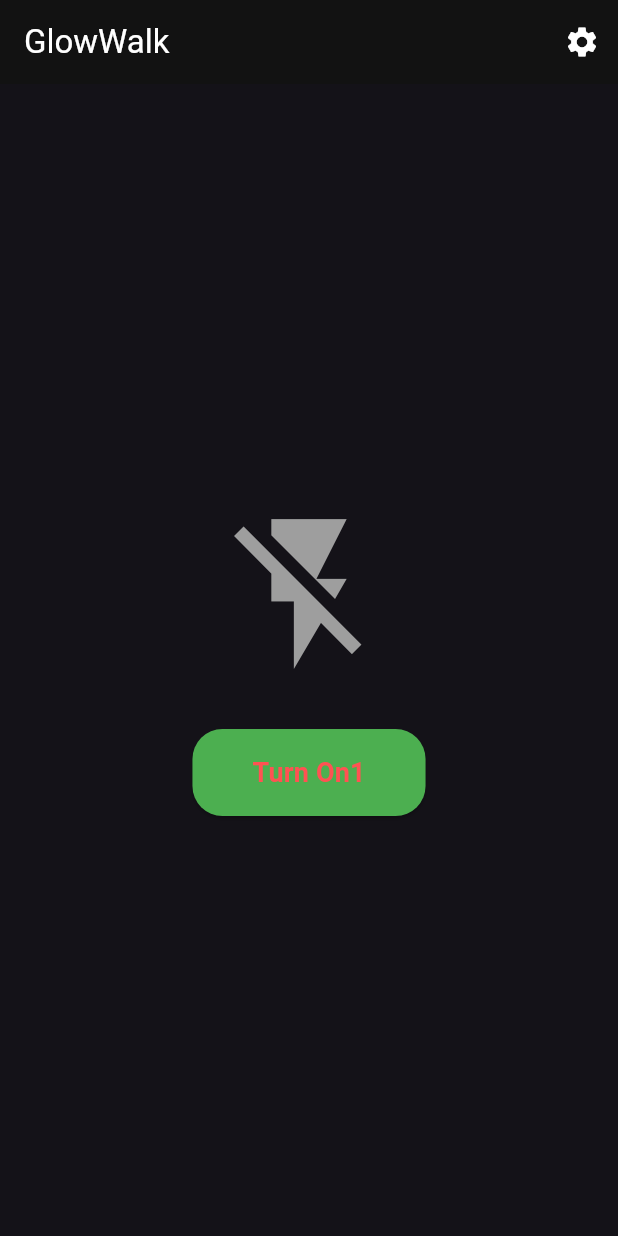
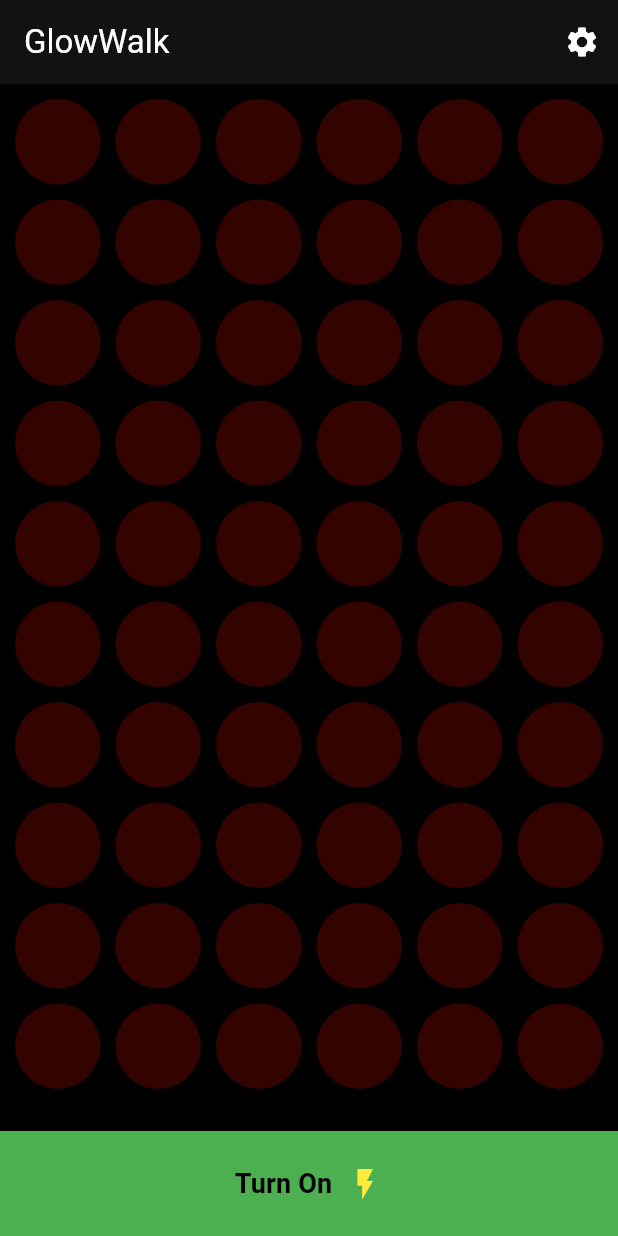
Before and after one commit to BGrummler/glow_walk, a Flutter app: the screen it shows after launch, on a phone screen of 412 x 824 dp. Run offline on Flutter 3.47's test engine with Material 3 defaults, Android fonts, the phone set to English and light mode, and no system bars; missing offline and left inert: torch_light.

Commit message:
glow grid

```diff
--- a/lib/main.dart
+++ b/lib/main.dart
@@ -1,8 +1,10 @@
 import 'package:flutter/material.dart';
-import 'package:torch_light/torch_light.dart';
 import 'package:provider/provider.dart';
 import 'settings.dart';
 import 'store.dart';
+import 'torch.dart';
+import 'pulse_grid.dart';
+
 
 void main() {
   runApp(
@@ -40,51 +42,29 @@ class TorchPage extends StatefulWidget {
 }
 
 class _TorchPageState extends State<TorchPage> {
-  bool _isTorchOn = false;
-  bool _blinkOn = false;
-  late final TorchStore store;
+  late final TorchController _torch;
 
   @override
   void initState() {
     super.initState();
-    store = context.read<TorchStore>();
-    _torchLoop(); // start the continuous loop
+    final store = context.read<TorchStore>();
+    _torch = TorchController(store);
+    _torch.startLoop();
   }
 
-  void _torchLoop() async {
-    while (mounted) {
-      final interval = store.blinkIntervalMs.clamp(150, 1000);
-      final isConstant = store.isConstant;
-
-      if (_isTorchOn) {
-        if (isConstant) {
-          await TorchLight.enableTorch();
-        } else {
-          if (_blinkOn) {
-            await TorchLight.enableTorch();
-          } else {
-            await TorchLight.disableTorch();
-          }
-          _blinkOn = !_blinkOn;
-        }
-      } else {
-        await TorchLight.disableTorch();
-      }
-
-      await Future.delayed(Duration(milliseconds: interval));
-    }
+  @override
+  void dispose() {
+    _torch.stopLoop();
+    super.dispose();
   }
 
   void _toggleTorch() {
-    setState(() {
-      _isTorchOn = !_isTorchOn;
-      if (!_isTorchOn) _blinkOn = false; // reset blinking
-    });
+    setState(_torch.toggle);
   }
 
   @override
   Widget build(BuildContext context) {
-    final _ = context.watch<TorchStore>(); // rebuild UI on settings changes
+    final _ = context.watch<TorchStore>();
 
     return Scaffold(
       appBar: AppBar(
@@ -100,37 +80,76 @@ class _TorchPageState extends State<TorchPage> {
           ),
         ],
       ),
-      body: Center(
-        child: Column(
-          mainAxisAlignment: MainAxisAlignment.center,
-          children: [
-            Icon(
-              _isTorchOn ? Icons.flash_on : Icons.flash_off,
-              size: 120,
-              color: _isTorchOn ? Colors.yellow : Colors.grey,
+      body: Container(
+        color: Colors.black,
+        child: LayoutBuilder(
+          builder: (context, constraints) {
+            final circleSize = 50.0;
+            final crossAxisCount = (constraints.maxWidth / (circleSize + 10))
+                .floor();
+            final mainAxisCount =
+                ((constraints.maxHeight - 90) / (circleSize + 10)).floor();
+            final totalCount = crossAxisCount * mainAxisCount;
+
+            return _torch.isOn
+                ? const PulsingGrid()
+                : GridView.builder(
+                    physics: const NeverScrollableScrollPhysics(),
+                    padding: const EdgeInsets.all(10),
+                    gridDelegate: SliverGridDelegateWithFixedCrossAxisCount(
+                      crossAxisCount: crossAxisCount,
+                      crossAxisSpacing: 10,
+                      mainAxisSpacing: 10,
                     ),
-            const SizedBox(height: 30),
-            ElevatedButton(
+                    itemCount: totalCount,
+                    itemBuilder: (context, index) => Container(
+                      decoration: BoxDecoration(
+                        shape: BoxShape.circle,
+                        color: const Color.fromARGB(
+                          255,
+                          255,
+                          17,
+                          0,
+                        ).withValues(alpha: 0.2),
+                      ),
+                    ),
+                  );
+          },
+        ),
+      ),
+
+      bottomNavigationBar: SafeArea(
+        child: SizedBox(
+          width: double.infinity,
+          height: 70,
+          child: ElevatedButton(
             style: ElevatedButton.styleFrom(
-                backgroundColor: _isTorchOn ? Colors.redAccent : Colors.green,
-                padding: const EdgeInsets.symmetric(
-                  horizontal: 40,
-                  vertical: 16,
-                ),
-                shape: RoundedRectangleBorder(
-                  borderRadius: BorderRadius.circular(20),
+              backgroundColor: _torch.isOn ? Colors.redAccent : Colors.green,
+              shape: const RoundedRectangleBorder(
+                borderRadius: BorderRadius.zero,
               ),
             ),
             onPressed: _toggleTorch,
-              child: Text(
-                _isTorchOn ? 'Turn Off' : 'Turn On1',
+            child: Row(
+              mainAxisAlignment: MainAxisAlignment.center,
+              children: [
+                Text(
+                  _torch.isOn ? 'Turn Off' : 'Turn On',
                   style: const TextStyle(
                     fontSize: 18,
                     fontWeight: FontWeight.bold,
+                    color: Colors.black,
                   ),
                 ),
+                const SizedBox(width: 10),
+                Icon(
+                  _torch.isOn ? Icons.flash_off : Icons.flash_on,
+                  size: 24,
+                  color: _torch.isOn ? Colors.grey : Colors.yellow,
                 ),
               ],
+            ),
+          ),
         ),
       ),
     );
--- /dev/null
+++ b/lib/torch.dart
@@ -0,0 +1,54 @@
+import 'package:torch_light/torch_light.dart';
+import 'store.dart';
+
+class TorchController {
+  bool _isTorchOn = false;
+  bool _blinkOn = false;
+  bool _running = false;
+  final TorchStore store;
+
+  TorchController(this.store);
+
+  bool get isOn => _isTorchOn;
+
+  void toggle() {
+    _isTorchOn = !_isTorchOn;
+    if (!_isTorchOn) {
+      _blinkOn = false;
+      stopLoop();
+      } else {
+      startLoop();}
+  }
+
+  Future<void> startLoop() async {
+    if (_running) return;
+    _running = true;
+
+    while (_running) {
+      final interval = store.blinkIntervalMs.clamp(150, 1000);
+      final isConstant = store.isConstant;
+
+      if (_isTorchOn) {
+        if (isConstant) {
+          await TorchLight.enableTorch();
+        } else {
+          if (_blinkOn) {
+            await TorchLight.enableTorch();
+          } else {
+            await TorchLight.disableTorch();
+          }
+          _blinkOn = !_blinkOn;
+        }
+      } else {
+        await TorchLight.disableTorch();
+      }
+
+      await Future.delayed(Duration(milliseconds: interval));
+    }
+  }
+
+  void stopLoop() {
+    _running = false;
+    TorchLight.disableTorch();
+  }
+}
```
Also changed, not shown: lib/pulse_grid.dart (added, +85 -0 lines). Lines whose indentation alone changed are shown as unchanged.
